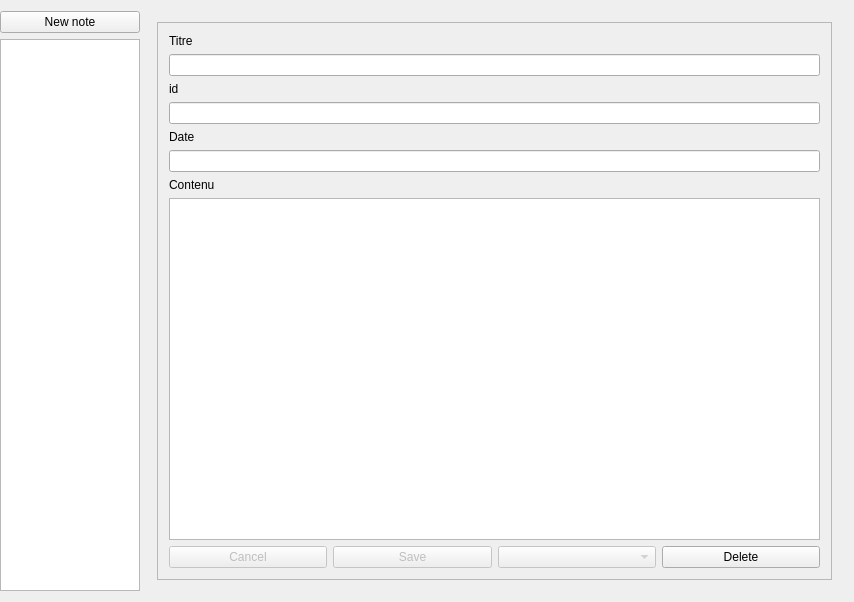
Old version of the form PluriNotes/plurinotes.ui in the repository guillaumejounel/PluriNotes.
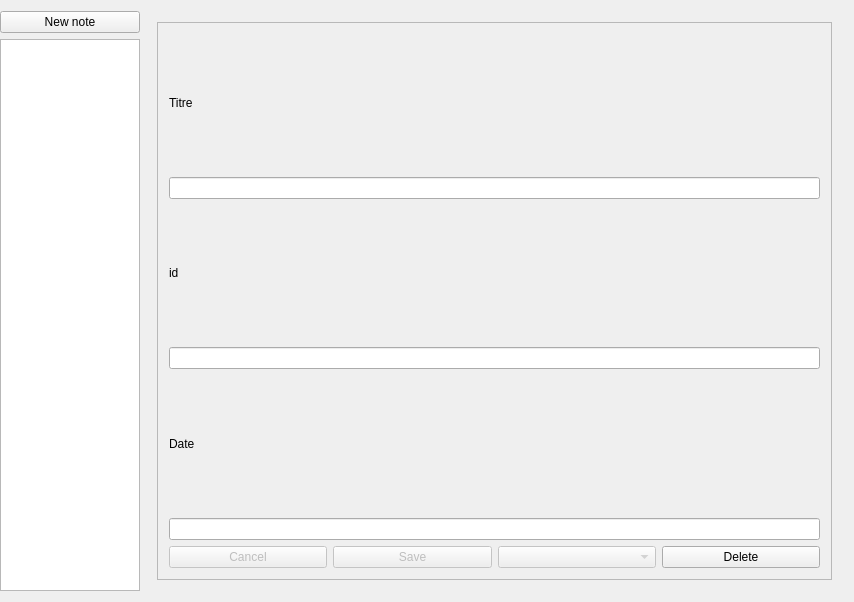
New version of the form.

Patch:
```diff
--- a/PluriNotes/plurinotes.ui
+++ b/PluriNotes/plurinotes.ui
@@ -87,23 +87,6 @@
               <item>
                <widget class="QLineEdit" name="dateDisplayLineEdit"/>
               </item>
-              <item>
-               <widget class="QLabel" name="contentDisplayLabel">
-                <property name="text">
-                 <string>Contenu</string>
-                </property>
-               </widget>
-              </item>
-              <item>
-               <widget class="QTextEdit" name="contentDisplayTextEdit">
-                <property name="maximumSize">
-                 <size>
-                  <width>16777215</width>
-                  <height>16777215</height>
-                 </size>
-                </property>
-               </widget>
-              </item>
               <item>
                <layout class="QHBoxLayout" name="horizontalLayout_3">
                 <item>
```
